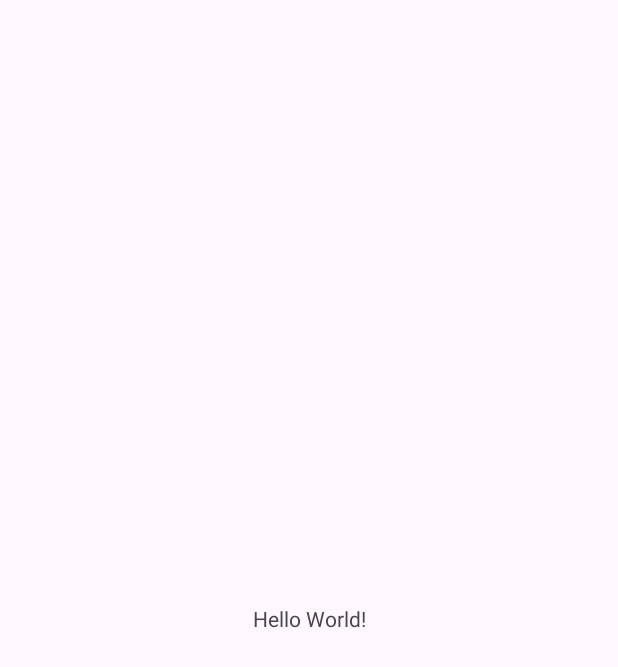
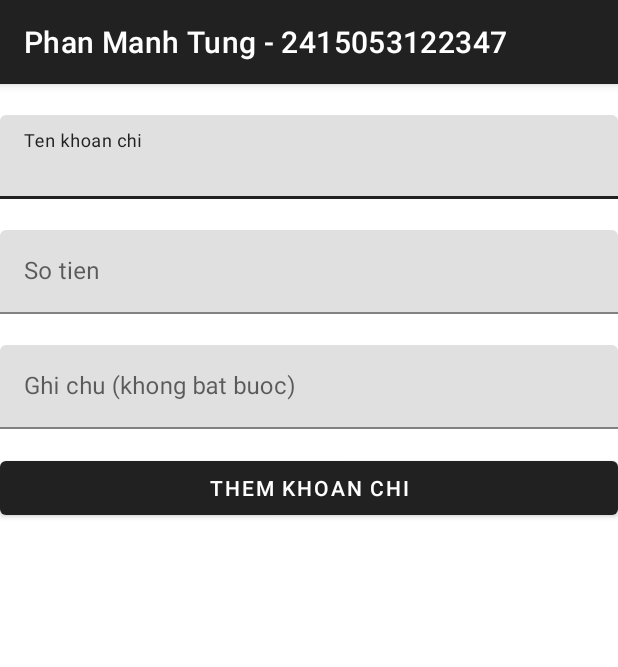
Before and after one commit to PhanManhTung-347/KTGK_2415053122347_ChiTieuDiHoc, an Android app: the screen it shows after launch (MainActivity), on a phone screen of 412 x 824 dp. Before the commit the part shown is almost empty. Shown: the top 667 px of the screen. Run offline under Robolectric (Android 15) with nearby library versions, the phone set to English and light mode, and no system bars.

Commit message:
Hoan thien giao dien va danh sach

```diff
--- a/app/build.gradle.kts
+++ b/app/build.gradle.kts
@@ -16,6 +16,9 @@ android {
         versionName = "1.0"
 
         testInstrumentationRunner = "androidx.test.runner.AndroidJUnitRunner"
+    }
+    buildFeatures{
+        viewBinding = true
     }
 
     buildTypes {
@@ -37,6 +40,7 @@ dependencies {
     implementation(libs.androidx.constraintlayout)
     implementation(libs.androidx.core.ktx)
     implementation(libs.material)
+    implementation("androidx.recyclerview:recyclerview:1.3.2")
     testImplementation(libs.junit)
     androidTestImplementation(libs.androidx.espresso.core)
     androidTestImplementation(libs.androidx.junit)
--- /dev/null
+++ b/app/src/main/java/com/example/ktgk_2415053122347_chitieudihoc/KhoanChi.kt
@@ -0,0 +1,9 @@
+package com.example.ktgk_2415053122347_chitieudihoc
+
+data class KhoanChi(
+    val id: Long,
+    val ten: String,
+    val soTien: Long,
+    val ghiChu: String,
+    val daThanhToan: Boolean = false
+)
--- /dev/null
+++ b/app/src/main/java/com/example/ktgk_2415053122347_chitieudihoc/KhoanChiAdapter.kt
@@ -0,0 +1,26 @@
+package com.example.ktgk_2415053122347_chitieudihoc
+
+import androidx.recyclerview.widget.RecyclerView
+import com.example.ktgk_2415053122347_chitieudihoc.databinding.ItemKhoanChiBinding
+import android.view.ViewGroup
+import android.view.LayoutInflater
+class KhoanChiAdapter(private val danhSach: List<KhoanChi>): RecyclerView.Adapter<KhoanChiAdapter.KhoanChiViewHolder>() {
+    class KhoanChiViewHolder(val binding: ItemKhoanChiBinding): RecyclerView.ViewHolder(binding.root)
+
+    override fun onCreateViewHolder(parent: ViewGroup, viewType: Int): KhoanChiViewHolder {
+        val binding= ItemKhoanChiBinding.inflate(LayoutInflater.from(parent.context),parent,false)
+        return KhoanChiViewHolder(binding)
+    }
+
+    override fun getItemCount(): Int = danhSach.size
+    override fun onBindViewHolder(holder: KhoanChiViewHolder, position: Int) {
+        val khoanChi = danhSach[position]
+        val trangThai = if (khoanChi.daThanhToan){
+            "Da thanh toan"
+        }
+        else {
+            "Chua thanh toan"
+        }
+        holder.binding.root.text = "${khoanChi.ten}\n${khoanChi.soTien}\n$trangThai"
+    }
+}
--- a/app/src/main/java/com/example/ktgk_2415053122347_chitieudihoc/MainActivity.kt
+++ b/app/src/main/java/com/example/ktgk_2415053122347_chitieudihoc/MainActivity.kt
@@ -5,16 +5,25 @@ import androidx.activity.enableEdgeToEdge
 import androidx.appcompat.app.AppCompatActivity
 import androidx.core.view.ViewCompat
 import androidx.core.view.WindowInsetsCompat
+import androidx.recyclerview.widget.LinearLayoutManager
+import com.example.ktgk_2415053122347_chitieudihoc.databinding.ActivityMainBinding
 
 class MainActivity : AppCompatActivity() {
+    private lateinit var  binding_2347: ActivityMainBinding
+    private val danhSachKhoanChi = mutableListOf<KhoanChi>()
+    private val khoanChiAdapter = KhoanChiAdapter(danhSachKhoanChi)
     override fun onCreate(savedInstanceState: Bundle?) {
         super.onCreate(savedInstanceState)
         enableEdgeToEdge()
-        setContentView(R.layout.activity_main)
+        binding_2347 = ActivityMainBinding.inflate(layoutInflater)
+        supportActionBar?.title = "Phan Manh Tung - 2415053122347"
+        setContentView(binding_2347.root)
         ViewCompat.setOnApplyWindowInsetsListener(findViewById(R.id.main)) { v, insets ->
             val systemBars = insets.getInsets(WindowInsetsCompat.Type.systemBars())
             v.setPadding(systemBars.left, systemBars.top, systemBars.right, systemBars.bottom)
             insets
         }
+        binding_2347.rvKhoanChi.layoutManager = LinearLayoutManager(this)
+        binding_2347.rvKhoanChi.adapter = khoanChiAdapter
     }
 }
--- a/app/src/main/res/layout/activity_main.xml
+++ b/app/src/main/res/layout/activity_main.xml
@@ -1,19 +1,61 @@
 <?xml version="1.0" encoding="utf-8"?>
-<androidx.constraintlayout.widget.ConstraintLayout xmlns:android="http://schemas.android.com/apk/res/android"
+<LinearLayout xmlns:android="http://schemas.android.com/apk/res/android"
     xmlns:app="http://schemas.android.com/apk/res-auto"
     xmlns:tools="http://schemas.android.com/tools"
     android:id="@+id/main"
     android:layout_width="match_parent"
     android:layout_height="match_parent"
-    tools:context=".MainActivity">
+    tools:context=".MainActivity"
+    android:orientation="vertical">
 
-    <TextView
-        android:layout_width="wrap_content"
+    <com.google.android.material.textfield.TextInputLayout
+        android:layout_width="match_parent"
         android:layout_height="wrap_content"
-        android:text="Hello World!"
-        app:layout_constraintBottom_toBottomOf="parent"
-        app:layout_constraintEnd_toEndOf="parent"
-        app:layout_constraintStart_toStartOf="parent"
-        app:layout_constraintTop_toTopOf="parent" />
-
-</androidx.constraintlayout.widget.ConstraintLayout>
+        android:layout_marginTop="15dp"
+        android:hint="Ten khoan chi"
+        android:id="@+id/tilTen">
+        <com.google.android.material.textfield.TextInputEditText
+            android:layout_width="match_parent"
+            android:layout_height="wrap_content"
+            android:layout_marginTop="5dp"
+            android:id="@+id/edtTen"
+            android:inputType="textCapSentences"/>
+    </com.google.android.material.textfield.TextInputLayout>
+    <com.google.android.material.textfield.TextInputLayout
+        android:layout_width="match_parent"
+        android:layout_height="wrap_content"
+        android:layout_marginTop="15dp"
+        android:id="@+id/tilSoTien"
+        android:hint="So tien">
+        <com.google.android.material.textfield.TextInputEditText
+            android:layout_width="match_parent"
+            android:layout_height="wrap_content"
+            android:layout_marginTop="5dp"
+            android:id="@+id/edtSoTien"
+            android:inputType="number"/>
+    </com.google.android.material.textfield.TextInputLayout>
+    <com.google.android.material.textfield.TextInputLayout
+        android:layout_width="match_parent"
+        android:layout_height="wrap_content"
+        android:id="@+id/tilGhiChu"
+        android:layout_marginTop="15dp"
+        android:hint="Ghi chu (khong bat buoc)">
+        <com.google.android.material.textfield.TextInputEditText
+            android:layout_width="match_parent"
+            android:layout_height="wrap_content"
+            android:layout_marginTop="5dp"
+            android:id="@+id/edtGhiChu"
+            android:inputType="textCapSentences"/>
+    </com.google.android.material.textfield.TextInputLayout>
+    <com.google.android.material.button.MaterialButton
+        android:layout_width="match_parent"
+        android:layout_height="wrap_content"
+        android:id="@+id/btnThem"
+        android:layout_marginTop="15dp"
+        android:text="Them khoan chi"/>
+    <androidx.recyclerview.widget.RecyclerView
+        android:layout_width="match_parent"
+        android:layout_height="0dp"
+        android:layout_marginTop="15dp"
+        android:id="@+id/rvKhoanChi"/>
+</LinearLayout>
--- /dev/null
+++ b/app/src/main/res/layout/item_khoan_chi.xml
@@ -0,0 +1,9 @@
+<?xml version="1.0" encoding="utf-8"?>
+<TextView xmlns:android="http://schemas.android.com/apk/res/android"
+    android:layout_width="match_parent"
+    android:layout_height="wrap_content"
+    android:layout_marginTop="5dp"
+    android:textSize="25sp"
+    android:padding="15dp">
+
+</TextView>
--- a/app/src/main/res/values/themes.xml
+++ b/app/src/main/res/values/themes.xml
@@ -1,6 +1,6 @@
 <resources xmlns:tools="http://schemas.android.com/tools">
     <!-- Base application theme. -->
-    <style name="Base.Theme.KTGK_2415053122347_ChiTieuDiHoc" parent="Theme.Material3.DayNight.NoActionBar">
+    <style name="Base.Theme.KTGK_2415053122347_ChiTieuDiHoc" parent="Theme.MaterialComponents.DayNight.DarkActionBar">
         <!-- Customize your light theme here. -->
         <!-- <item name="colorPrimary">@color/my_light_primary</item> -->
     </style>
```
